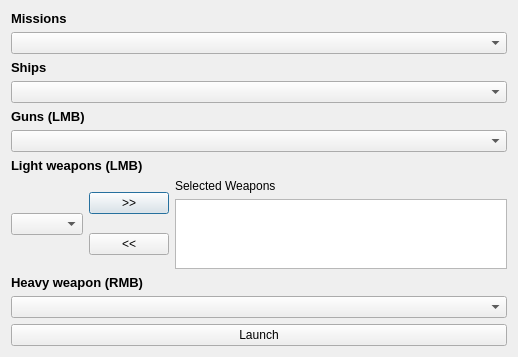
Qt form shuan_work/Prototype/launcher.ui (jnonline/ogstudio) before a commit.
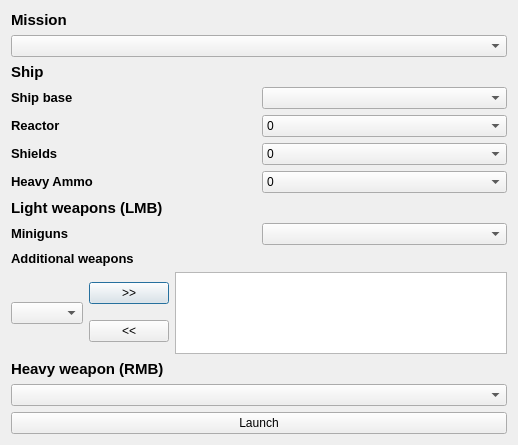
The same form after that commit.

Patch:
```diff
--- a/shuan_work/Prototype/launcher.ui
+++ b/shuan_work/Prototype/launcher.ui
@@ -7,7 +7,7 @@
     <x>0</x>
     <y>0</y>
     <width>518</width>
-    <height>319</height>
+    <height>445</height>
    </rect>
   </property>
   <property name="windowTitle">
@@ -21,10 +21,10 @@
 &lt;html&gt;&lt;head&gt;&lt;meta name=&quot;qrichtext&quot; content=&quot;1&quot; /&gt;&lt;style type=&quot;text/css&quot;&gt;
 p, li { white-space: pre-wrap; }
 &lt;/style&gt;&lt;/head&gt;&lt;body style=&quot; font-family:'Droid Sans'; font-size:10pt; font-weight:400; font-style:normal;&quot;&gt;
-&lt;table style=&quot;-qt-table-type: root; margin-top:4px; margin-bottom:4px; margin-left:4px; margin-right:4px;&quot;&gt;
+&lt;table border=&quot;0&quot; style=&quot;-qt-table-type: root; margin-top:4px; margin-bottom:4px; margin-left:4px; margin-right:4px;&quot;&gt;
 &lt;tr&gt;
 &lt;td style=&quot;border: none;&quot;&gt;
-&lt;p style=&quot; margin-top:0px; margin-bottom:0px; margin-left:0px; margin-right:0px; -qt-block-indent:0; text-indent:0px;&quot;&gt;&lt;span style=&quot; font-weight:600;&quot;&gt;Missions&lt;/span&gt;&lt;/p&gt;&lt;/td&gt;&lt;/tr&gt;&lt;/table&gt;&lt;/body&gt;&lt;/html&gt;</string>
+&lt;p style=&quot; margin-top:0px; margin-bottom:0px; margin-left:0px; margin-right:0px; -qt-block-indent:0; text-indent:0px;&quot;&gt;&lt;span style=&quot; font-size:11pt; font-weight:600;&quot;&gt;Mission&lt;/span&gt;&lt;/p&gt;&lt;/td&gt;&lt;/tr&gt;&lt;/table&gt;&lt;/body&gt;&lt;/html&gt;</string>
      </property>
     </widget>
    </item>
@@ -32,24 +32,213 @@
     <widget class="QComboBox" name="comboBoxMission"/>
    </item>
    <item>
-    <widget class="QLabel" name="labelShips">
+    <widget class="QLabel" name="labelShip">
      <property name="text">
       <string>&lt;!DOCTYPE HTML PUBLIC &quot;-//W3C//DTD HTML 4.0//EN&quot; &quot;http://www.w3.org/TR/REC-html40/strict.dtd&quot;&gt;
 &lt;html&gt;&lt;head&gt;&lt;meta name=&quot;qrichtext&quot; content=&quot;1&quot; /&gt;&lt;style type=&quot;text/css&quot;&gt;
 p, li { white-space: pre-wrap; }
 &lt;/style&gt;&lt;/head&gt;&lt;body style=&quot; font-family:'Droid Sans'; font-size:10pt; font-weight:400; font-style:normal;&quot;&gt;
-&lt;table style=&quot;-qt-table-type: root; margin-top:4px; margin-bottom:4px; margin-left:4px; margin-right:4px;&quot;&gt;
+&lt;table border=&quot;0&quot; style=&quot;-qt-table-type: root; margin-top:4px; margin-bottom:4px; margin-left:4px; margin-right:4px;&quot;&gt;
 &lt;tr&gt;
 &lt;td style=&quot;border: none;&quot;&gt;
-&lt;p style=&quot; margin-top:0px; margin-bottom:0px; margin-left:0px; margin-right:0px; -qt-block-indent:0; text-indent:0px;&quot;&gt;&lt;span style=&quot; font-weight:600;&quot;&gt;Ships&lt;/span&gt;&lt;/p&gt;&lt;/td&gt;&lt;/tr&gt;&lt;/table&gt;&lt;/body&gt;&lt;/html&gt;</string>
+&lt;p style=&quot; margin-top:0px; margin-bottom:0px; margin-left:0px; margin-right:0px; -qt-block-indent:0; text-indent:0px;&quot;&gt;&lt;span style=&quot; font-size:11pt; font-weight:600;&quot;&gt;Ship&lt;/span&gt;&lt;/p&gt;&lt;/td&gt;&lt;/tr&gt;&lt;/table&gt;&lt;/body&gt;&lt;/html&gt;</string>
      </property>
     </widget>
    </item>
    <item>
-    <widget class="QComboBox" name="comboBoxShip"/>
+    <layout class="QHBoxLayout" name="horizontalLayout_5">
+     <item>
+      <widget class="QLabel" name="labelShips">
+       <property name="text">
+        <string>&lt;!DOCTYPE HTML PUBLIC &quot;-//W3C//DTD HTML 4.0//EN&quot; &quot;http://www.w3.org/TR/REC-html40/strict.dtd&quot;&gt;
+&lt;html&gt;&lt;head&gt;&lt;meta name=&quot;qrichtext&quot; content=&quot;1&quot; /&gt;&lt;style type=&quot;text/css&quot;&gt;
+p, li { white-space: pre-wrap; }
+&lt;/style&gt;&lt;/head&gt;&lt;body style=&quot; font-family:'Droid Sans'; font-size:10pt; font-weight:400; font-style:normal;&quot;&gt;
+&lt;table border=&quot;0&quot; style=&quot;-qt-table-type: root; margin-top:4px; margin-bottom:4px; margin-left:4px; margin-right:4px;&quot;&gt;
+&lt;tr&gt;
+&lt;td style=&quot;border: none;&quot;&gt;
+&lt;p style=&quot; margin-top:0px; margin-bottom:0px; margin-left:0px; margin-right:0px; -qt-block-indent:0; text-indent:0px;&quot;&gt;&lt;span style=&quot; font-weight:600;&quot;&gt;Ship base&lt;/span&gt;&lt;/p&gt;&lt;/td&gt;&lt;/tr&gt;&lt;/table&gt;&lt;/body&gt;&lt;/html&gt;</string>
+       </property>
+      </widget>
+     </item>
+     <item>
+      <widget class="QComboBox" name="comboBoxShip"/>
+     </item>
+    </layout>
    </item>
    <item>
-    <widget class="QLabel" name="labelGuns">
+    <layout class="QHBoxLayout" name="horizontalLayout_2">
+     <item>
+      <widget class="QLabel" name="labelReactor">
+       <property name="text">
+        <string>&lt;!DOCTYPE HTML PUBLIC &quot;-//W3C//DTD HTML 4.0//EN&quot; &quot;http://www.w3.org/TR/REC-html40/strict.dtd&quot;&gt;
+&lt;html&gt;&lt;head&gt;&lt;meta name=&quot;qrichtext&quot; content=&quot;1&quot; /&gt;&lt;style type=&quot;text/css&quot;&gt;
+p, li { white-space: pre-wrap; }
+&lt;/style&gt;&lt;/head&gt;&lt;body style=&quot; font-family:'Droid Sans'; font-size:10pt; font-weight:400; font-style:normal;&quot;&gt;
+&lt;table style=&quot;-qt-table-type: root; margin-top:4px; margin-bottom:4px; margin-left:4px; margin-right:4px;&quot;&gt;
+&lt;tr&gt;
+&lt;td style=&quot;border: none;&quot;&gt;
+&lt;p style=&quot; margin-top:0px; margin-bottom:0px; margin-left:0px; margin-right:0px; -qt-block-indent:0; text-indent:0px;&quot;&gt;&lt;span style=&quot; font-weight:600;&quot;&gt;Reactor&lt;/span&gt;&lt;/p&gt;&lt;/td&gt;&lt;/tr&gt;&lt;/table&gt;&lt;/body&gt;&lt;/html&gt;</string>
+       </property>
+      </widget>
+     </item>
+     <item>
+      <widget class="QComboBox" name="comboBoxReactor">
+       <item>
+        <property name="text">
+         <string>0</string>
+        </property>
+       </item>
+       <item>
+        <property name="text">
+         <string>1</string>
+        </property>
+       </item>
+       <item>
+        <property name="text">
+         <string>2</string>
+        </property>
+       </item>
+       <item>
+        <property name="text">
+         <string>3</string>
+        </property>
+       </item>
+       <item>
+        <property name="text">
+         <string>4</string>
+        </property>
+       </item>
+       <item>
+        <property name="text">
+         <string>5</string>
+        </property>
+       </item>
+       <item>
+        <property name="text">
+         <string>6</string>
+        </property>
+       </item>
+      </widget>
+     </item>
+    </layout>
+   </item>
+   <item>
+    <layout class="QHBoxLayout" name="horizontalLayout_3">
+     <item>
+      <widget class="QLabel" name="labelShields">
+       <property name="text">
+        <string>&lt;!DOCTYPE HTML PUBLIC &quot;-//W3C//DTD HTML 4.0//EN&quot; &quot;http://www.w3.org/TR/REC-html40/strict.dtd&quot;&gt;
+&lt;html&gt;&lt;head&gt;&lt;meta name=&quot;qrichtext&quot; content=&quot;1&quot; /&gt;&lt;style type=&quot;text/css&quot;&gt;
+p, li { white-space: pre-wrap; }
+&lt;/style&gt;&lt;/head&gt;&lt;body style=&quot; font-family:'Droid Sans'; font-size:10pt; font-weight:400; font-style:normal;&quot;&gt;
+&lt;table style=&quot;-qt-table-type: root; margin-top:4px; margin-bottom:4px; margin-left:4px; margin-right:4px;&quot;&gt;
+&lt;tr&gt;
+&lt;td style=&quot;border: none;&quot;&gt;
+&lt;p style=&quot; margin-top:0px; margin-bottom:0px; margin-left:0px; margin-right:0px; -qt-block-indent:0; text-indent:0px;&quot;&gt;&lt;span style=&quot; font-weight:600;&quot;&gt;Shields&lt;/span&gt;&lt;/p&gt;&lt;/td&gt;&lt;/tr&gt;&lt;/table&gt;&lt;/body&gt;&lt;/html&gt;</string>
+       </property>
+      </widget>
+     </item>
+     <item>
+      <widget class="QComboBox" name="comboBoxShields">
+       <item>
+        <property name="text">
+         <string>0</string>
+        </property>
+       </item>
+       <item>
+        <property name="text">
+         <string>1</string>
+        </property>
+       </item>
+       <item>
+        <property name="text">
+         <string>2</string>
+        </property>
+       </item>
+       <item>
+        <property name="text">
+         <string>3</string>
+        </property>
+       </item>
+       <item>
+        <property name="text">
+         <string>4</string>
+        </property>
+       </item>
+       <item>
+        <property name="text">
+         <string>5</string>
+        </property>
+       </item>
+       <item>
+        <property name="text">
+         <string>6</string>
+        </property>
+       </item>
+      </widget>
+     </item>
+    </layout>
+   </item>
+   <item>
+    <layout class="QHBoxLayout" name="horizontalLayout_4">
+     <item>
+      <widget class="QLabel" name="labelAmmo">
+       <property name="text">
+        <string>&lt;!DOCTYPE HTML PUBLIC &quot;-//W3C//DTD HTML 4.0//EN&quot; &quot;http://www.w3.org/TR/REC-html40/strict.dtd&quot;&gt;
+&lt;html&gt;&lt;head&gt;&lt;meta name=&quot;qrichtext&quot; content=&quot;1&quot; /&gt;&lt;style type=&quot;text/css&quot;&gt;
+p, li { white-space: pre-wrap; }
+&lt;/style&gt;&lt;/head&gt;&lt;body style=&quot; font-family:'Droid Sans'; font-size:10pt; font-weight:400; font-style:normal;&quot;&gt;
+&lt;table style=&quot;-qt-table-type: root; margin-top:4px; margin-bottom:4px; margin-left:4px; margin-right:4px;&quot;&gt;
+&lt;tr&gt;
+&lt;td style=&quot;border: none;&quot;&gt;
+&lt;p style=&quot; margin-top:0px; margin-bottom:0px; margin-left:0px; margin-right:0px; -qt-block-indent:0; text-indent:0px;&quot;&gt;&lt;span style=&quot; font-weight:600;&quot;&gt;Heavy Ammo&lt;/span&gt;&lt;/p&gt;&lt;/td&gt;&lt;/tr&gt;&lt;/table&gt;&lt;/body&gt;&lt;/html&gt;</string>
+       </property>
+      </widget>
+     </item>
+     <item>
+      <widget class="QComboBox" name="comboBoxAmmo">
+       <item>
+        <property name="text">
+         <string>0</string>
+        </property>
+       </item>
+       <item>
+        <property name="text">
+         <string>1</string>
+        </property>
+       </item>
+       <item>
+        <property name="text">
+         <string>2</string>
+        </property>
+       </item>
+       <item>
+        <property name="text">
+         <string>3</string>
+        </property>
+       </item>
+       <item>
+        <property name="text">
+         <string>4</string>
+        </property>
+       </item>
+       <item>
+        <property name="text">
+         <string>5</string>
+        </property>
+       </item>
+       <item>
+        <property name="text">
+         <string>6</string>
+        </property>
+       </item>
+      </widget>
+     </item>
+    </layout>
+   </item>
+   <item>
+    <widget class="QLabel" name="labelLightWeapons">
      <property name="text">
       <string>&lt;!DOCTYPE HTML PUBLIC &quot;-//W3C//DTD HTML 4.0//EN&quot; &quot;http://www.w3.org/TR/REC-html40/strict.dtd&quot;&gt;
 &lt;html&gt;&lt;head&gt;&lt;meta name=&quot;qrichtext&quot; content=&quot;1&quot; /&gt;&lt;style type=&quot;text/css&quot;&gt;
@@ -58,15 +247,33 @@
 &lt;table border=&quot;0&quot; style=&quot;-qt-table-type: root; margin-top:4px; margin-bottom:4px; margin-left:4px; margin-right:4px;&quot;&gt;
 &lt;tr&gt;
 &lt;td style=&quot;border: none;&quot;&gt;
-&lt;p style=&quot; margin-top:0px; margin-bottom:0px; margin-left:0px; margin-right:0px; -qt-block-indent:0; text-indent:0px;&quot;&gt;&lt;span style=&quot; font-weight:600;&quot;&gt;Guns (LMB)&lt;/span&gt;&lt;/p&gt;&lt;/td&gt;&lt;/tr&gt;&lt;/table&gt;&lt;/body&gt;&lt;/html&gt;</string>
+&lt;p style=&quot; margin-top:0px; margin-bottom:0px; margin-left:0px; margin-right:0px; -qt-block-indent:0; text-indent:0px;&quot;&gt;&lt;span style=&quot; font-size:11pt; font-weight:600;&quot;&gt;Light weapons (LMB)&lt;/span&gt;&lt;/p&gt;&lt;/td&gt;&lt;/tr&gt;&lt;/table&gt;&lt;/body&gt;&lt;/html&gt;</string>
      </property>
     </widget>
    </item>
    <item>
-    <widget class="QComboBox" name="comboBoxGun"/>
+    <layout class="QHBoxLayout" name="horizontalLayout_6">
+     <item>
+      <widget class="QLabel" name="labelGuns">
+       <property name="text">
+        <string>&lt;!DOCTYPE HTML PUBLIC &quot;-//W3C//DTD HTML 4.0//EN&quot; &quot;http://www.w3.org/TR/REC-html40/strict.dtd&quot;&gt;
+&lt;html&gt;&lt;head&gt;&lt;meta name=&quot;qrichtext&quot; content=&quot;1&quot; /&gt;&lt;style type=&quot;text/css&quot;&gt;
+p, li { white-space: pre-wrap; }
+&lt;/style&gt;&lt;/head&gt;&lt;body style=&quot; font-family:'Droid Sans'; font-size:10pt; font-weight:400; font-style:normal;&quot;&gt;
+&lt;table border=&quot;0&quot; style=&quot;-qt-table-type: root; margin-top:4px; margin-bottom:4px; margin-left:4px; margin-right:4px;&quot;&gt;
+&lt;tr&gt;
+&lt;td style=&quot;border: none;&quot;&gt;
+&lt;p style=&quot; margin-top:0px; margin-bottom:0px; margin-left:0px; margin-right:0px; -qt-block-indent:0; text-indent:0px;&quot;&gt;&lt;span style=&quot; font-weight:600;&quot;&gt;Miniguns&lt;/span&gt;&lt;/p&gt;&lt;/td&gt;&lt;/tr&gt;&lt;/table&gt;&lt;/body&gt;&lt;/html&gt;</string>
+       </property>
+      </widget>
+     </item>
+     <item>
+      <widget class="QComboBox" name="comboBoxGun"/>
+     </item>
+    </layout>
    </item>
    <item>
-    <widget class="QLabel" name="labelWeapons">
+    <widget class="QLabel" name="labelWeapons_2">
      <property name="text">
       <string>&lt;!DOCTYPE HTML PUBLIC &quot;-//W3C//DTD HTML 4.0//EN&quot; &quot;http://www.w3.org/TR/REC-html40/strict.dtd&quot;&gt;
 &lt;html&gt;&lt;head&gt;&lt;meta name=&quot;qrichtext&quot; content=&quot;1&quot; /&gt;&lt;style type=&quot;text/css&quot;&gt;
@@ -75,7 +282,7 @@
 &lt;table border=&quot;0&quot; style=&quot;-qt-table-type: root; margin-top:4px; margin-bottom:4px; margin-left:4px; margin-right:4px;&quot;&gt;
 &lt;tr&gt;
 &lt;td style=&quot;border: none;&quot;&gt;
-&lt;p style=&quot; margin-top:0px; margin-bottom:0px; margin-left:0px; margin-right:0px; -qt-block-indent:0; text-indent:0px;&quot;&gt;&lt;span style=&quot; font-weight:600;&quot;&gt;Light weapons (LMB)&lt;/span&gt;&lt;/p&gt;&lt;/td&gt;&lt;/tr&gt;&lt;/table&gt;&lt;/body&gt;&lt;/html&gt;</string>
+&lt;p style=&quot; margin-top:0px; margin-bottom:0px; margin-left:0px; margin-right:0px; -qt-block-indent:0; text-indent:0px;&quot;&gt;&lt;span style=&quot; font-weight:600;&quot;&gt;Additional weapons&lt;/span&gt;&lt;/p&gt;&lt;/td&gt;&lt;/tr&gt;&lt;/table&gt;&lt;/body&gt;&lt;/html&gt;</string>
      </property>
     </widget>
    </item>
@@ -104,13 +311,6 @@
      </item>
      <item>
       <layout class="QVBoxLayout" name="verticalLayout">
-       <item>
-        <widget class="QLabel" name="labelWeapons_2">
-         <property name="text">
-          <string>Selected Weapons</string>
-         </property>
-        </widget>
-       </item>
        <item>
         <widget class="QListWidget" name="listWidget"/>
        </item>
@@ -128,7 +328,7 @@
 &lt;table border=&quot;0&quot; style=&quot;-qt-table-type: root; margin-top:4px; margin-bottom:4px; margin-left:4px; margin-right:4px;&quot;&gt;
 &lt;tr&gt;
 &lt;td style=&quot;border: none;&quot;&gt;
-&lt;p style=&quot; margin-top:0px; margin-bottom:0px; margin-left:0px; margin-right:0px; -qt-block-indent:0; text-indent:0px;&quot;&gt;&lt;span style=&quot; font-weight:600;&quot;&gt;Heavy weapon (RMB)&lt;/span&gt;&lt;/p&gt;&lt;/td&gt;&lt;/tr&gt;&lt;/table&gt;&lt;/body&gt;&lt;/html&gt;</string>
+&lt;p style=&quot; margin-top:0px; margin-bottom:0px; margin-left:0px; margin-right:0px; -qt-block-indent:0; text-indent:0px;&quot;&gt;&lt;span style=&quot; font-size:11pt; font-weight:600;&quot;&gt;Heavy weapon (RMB)&lt;/span&gt;&lt;/p&gt;&lt;/td&gt;&lt;/tr&gt;&lt;/table&gt;&lt;/body&gt;&lt;/html&gt;</string>
      </property>
     </widget>
    </item>
```
